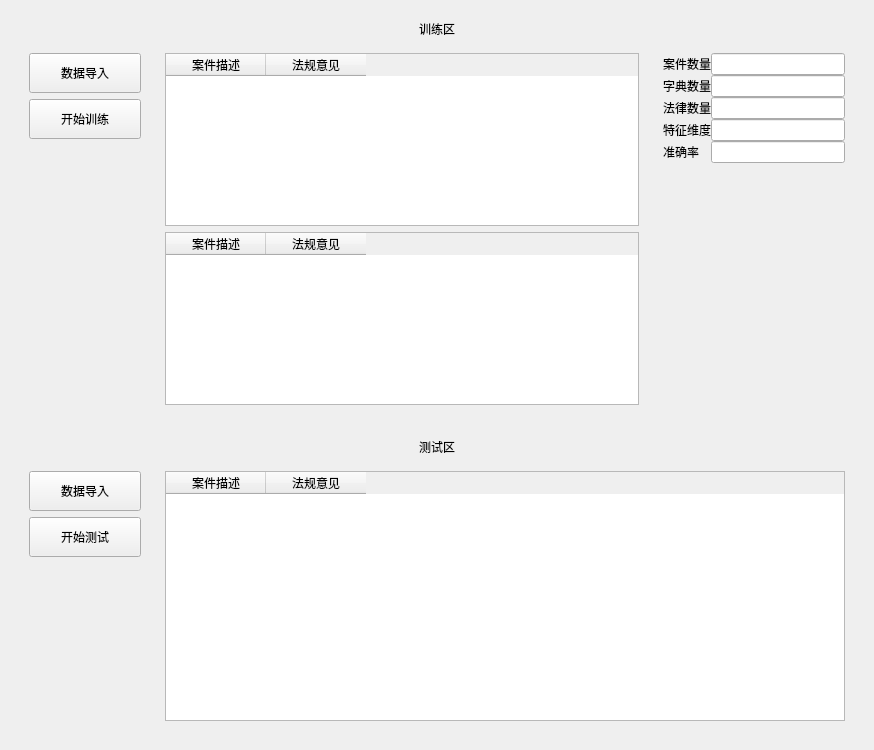
Above: source/UI/Tax.ui from liuguiyangnwpu/TaxAnalysis before the change. Below: the same form after it.
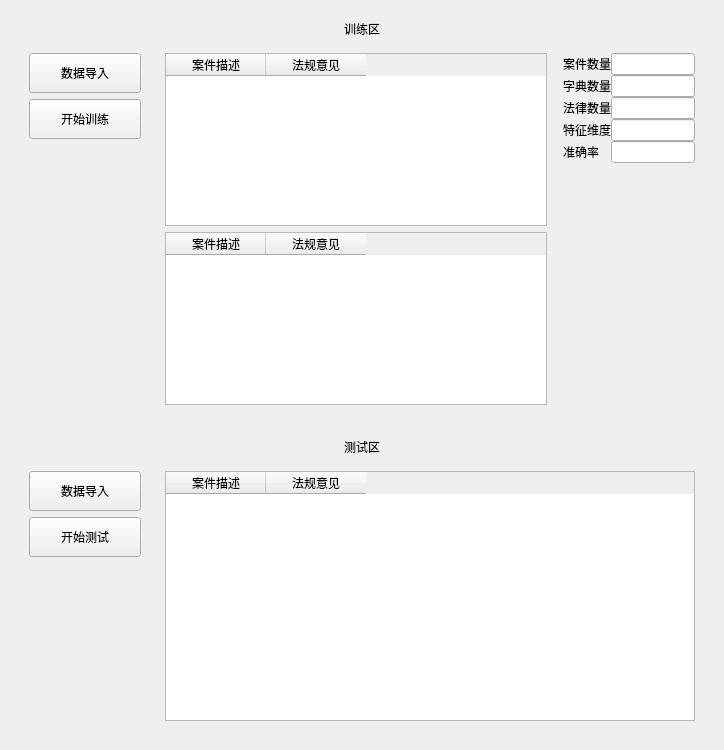
That is the form after the change.

```diff
--- a/source/UI/Tax.ui
+++ b/source/UI/Tax.ui
@@ -6,7 +6,7 @@
    <rect>
     <x>0</x>
     <y>0</y>
-    <width>874</width>
+    <width>724</width>
     <height>750</height>
    </rect>
   </property>
```
Left out of the diff: 2 changed lines with no effect on the pictures.
